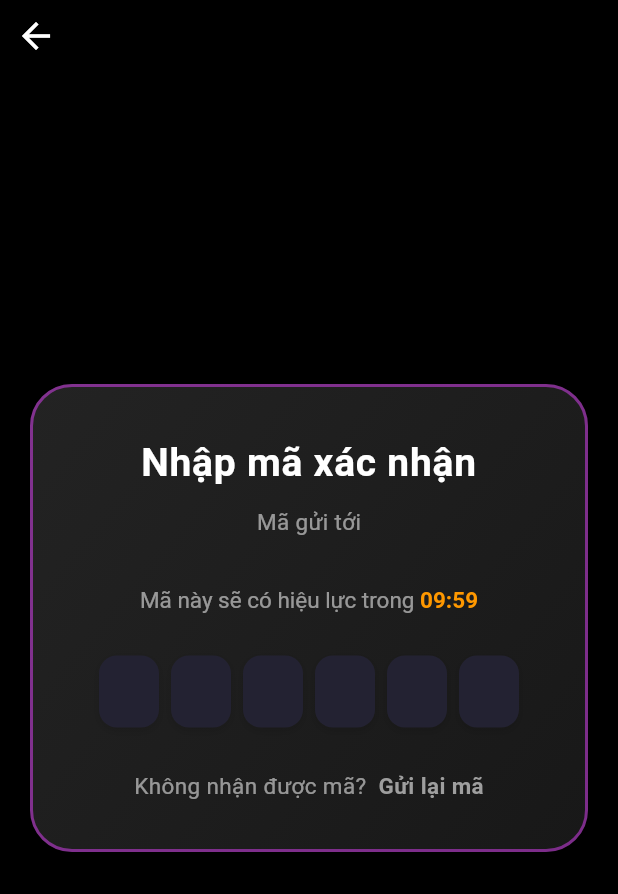
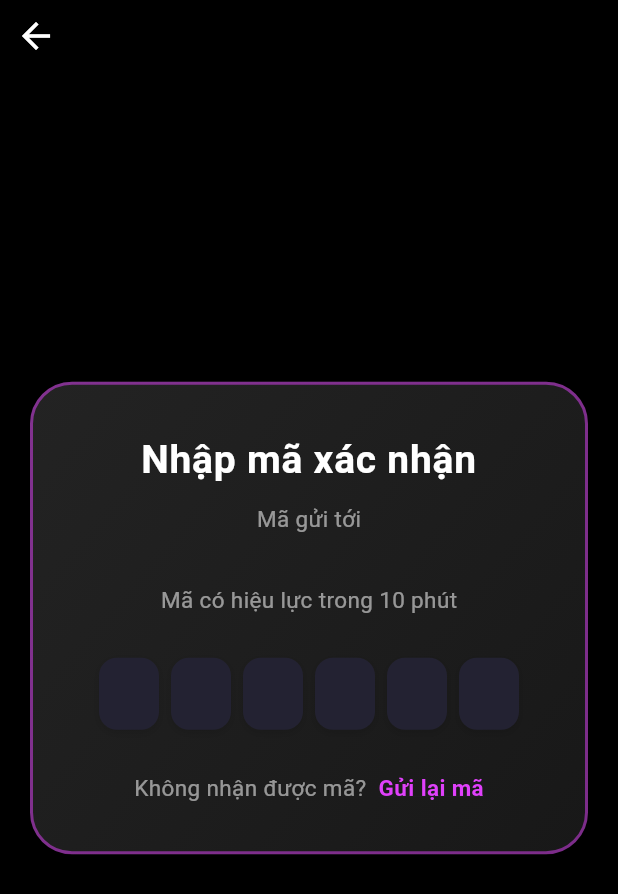
Before and after one commit to annguyen1407/DATN-GymForge, a Flutter app: the VerifyEmailScreen screen opened directly with empty values, on a phone screen of 412 x 824 dp. Shown: the top 894 px of the screen. Run offline on Flutter 3.47's test engine with Material 3 defaults, Android fonts, the phone set to English and light mode, and no system bars; our stand-ins replace percent_indicator, shared_preferences, table_calendar; accounts and stored records are empty.

Commit message:
Improve email verification UX and resend logic
Refactored the email verification screen to add a resend cooldown mechanism, limit resend attempts, and improve masked email display. Updated the success screen with clearer messaging and consistent button styling. Adjusted API service to accept both 200 and 201 status codes for OTP resend.

```diff
--- a/front-end-flutter/gym_app_v2/lib/screens/auth/signup/verify_email_screen.dart
+++ b/front-end-flutter/gym_app_v2/lib/screens/auth/signup/verify_email_screen.dart
@@ -17,16 +17,16 @@ class _VerifyEmailScreenState extends State<VerifyEmailScreen> {
     6,
     (_) => TextEditingController(),
   );
-  int _seconds = 600; // 10 phút
   late final String _maskedEmail;
-  String _timerText = '';
   bool _isResending = false;
   String? _error;
+  int _resendCooldown = 0;
+  String _cooldownText = '';
+  int _resendCount = 0;
 
   @override
   void initState() {
     super.initState();
-    _startTimer();
     _maskedEmail = _maskEmail(widget.email);
   }
 
@@ -41,47 +41,45 @@ class _VerifyEmailScreenState extends State<VerifyEmailScreen> {
     super.dispose();
   }
 
-  void _startTimer() {
-    _seconds = 600;
-    _timerText = _formatTime(_seconds);
+  String _maskEmail(String email) {
+    final parts = email.split('@');
+    if (parts.length != 2) return email;
+    final name = parts[0];
+    final maskedName = name.length <= 2
+        ? name[0] + '*'
+        : name.substring(0, 2) + '*' * (name.length - 2);
+    return '$maskedName@${parts[1]}';
+  }
+
+  String _formatTime(int seconds) {
+    final minutes = (seconds ~/ 60).toString().padLeft(2, '0');
+    final secs = (seconds % 60).toString().padLeft(2, '0');
+    return '$minutes:$secs';
+  }
+
+  void _startResendCooldown() {
+    setState(() {
+      _resendCooldown = 5; // đổi thành 5s để debug nhanh
+      _cooldownText = _formatTime(_resendCooldown);
+    });
     Future.doWhile(() async {
-      if (_seconds == 0) return false;
+      if (_resendCooldown == 0) return false;
       await Future.delayed(const Duration(seconds: 1));
       if (!mounted) return false;
       setState(() {
-        _seconds--;
-        _timerText = _formatTime(_seconds);
+        _resendCooldown--;
+        _cooldownText = _formatTime(_resendCooldown);
       });
-      return _seconds > 0;
+      return _resendCooldown > 0;
+    }).then((_) {
+      if (mounted) {
+        setState(() {
+          _resendCooldown = 0;
+          _cooldownText = '';
+          // _resendCount = 0; // Không reset nữa, mọi lần gửi tiếp theo đều phải chờ 5s
         });
       }
-
-  String _formatTime(int seconds) {
-    final m = (seconds ~/ 60).toString().padLeft(2, '0');
-    final s = (seconds % 60).toString().padLeft(2, '0');
-    return '$m:$s';
-  }
-
-  String _maskEmail(String email) {
-    final parts = email.split('@');
-    if (parts[0].length <= 2) return email;
-    final visible = parts[0].substring(0, 2);
-    final masked = '*' * (parts[0].length - 2);
-    return '$visible$masked@${parts[1]}';
-  }
-
-  void _onOtpChanged(int idx, String value) async {
-    if (value.length == 1 && idx < 5) {
-      _focusNodes[idx + 1].requestFocus();
-    }
-    if (value.isEmpty && idx > 0) {
-      _focusNodes[idx - 1].requestFocus();
-    }
-    // Tự động submit khi nhập đủ 6 số
-    final otp = _controllers.map((c) => c.text).join();
-    if (otp.length == 6 && otp.runes.every((r) => r >= 48 && r <= 57)) {
-      await _onSubmit();
-    }
+    });
   }
 
   Future<void> _onSubmit() async {
@@ -108,21 +106,54 @@ class _VerifyEmailScreenState extends State<VerifyEmailScreen> {
     }
   }
 
+  void _onOtpChanged(int idx, String value) async {
+    if (value.length == 1 && idx < 5) {
+      _focusNodes[idx + 1].requestFocus();
+    }
+    if (value.isEmpty && idx > 0) {
+      _focusNodes[idx - 1].requestFocus();
+    }
+    final otp = _controllers.map((c) => c.text).join();
+    if (otp.length == 6 && otp.runes.every((r) => r >= 48 && r <= 57)) {
+      await _onSubmit();
+    }
+  }
+
   void _onResend() async {
+    if (_resendCooldown > 0) return;
+    if (_resendCount < 3) {
       setState(() => _isResending = true);
       final ok = await ApiService.resendVerificationOTP(email: widget.email);
       setState(() => _isResending = false);
       if (ok) {
-      _startTimer();
-      setState(() => _error = null);
+        setState(() {
+          _error = null;
+          _resendCount++;
+        });
+        if (_resendCount == 3) {
+          _startResendCooldown();
+        }
       } else {
         setState(() => _error = 'Gửi lại mã thất bại, thử lại sau!');
+      }
+    } else {
+      // Đã bị tính spam, mỗi lần bấm đều phải chờ cooldown và đều call API
+      setState(() => _isResending = true);
+      final ok = await ApiService.resendVerificationOTP(email: widget.email);
+      setState(() => _isResending = false);
+      if (ok) {
+        setState(() {
+          _error = null;
+        });
+        _startResendCooldown();
+      } else {
+        setState(() => _error = 'Gửi lại mã thất bại, thử lại sau!');
+      }
     }
   }
 
   @override
   Widget build(BuildContext context) {
-    final theme = Theme.of(context);
     return Scaffold(
       backgroundColor: Colors.black,
       body: SafeArea(
@@ -199,23 +230,9 @@ class _VerifyEmailScreenState extends State<VerifyEmailScreen> {
                           ),
                         ),
                         const SizedBox(height: 8),
-                        RichText(
-                          text: TextSpan(
-                            text: 'Mã này sẽ có hiệu lực trong ',
-                            style: TextStyle(
-                              color: Colors.white54,
-                              fontSize: 15,
-                            ),
-                            children: [
-                              TextSpan(
-                                text: _formatTime(_seconds),
-                                style: TextStyle(
-                                  color: Colors.orange,
-                                  fontWeight: FontWeight.bold,
-                                ),
-                              ),
-                            ],
-                          ),
+                        const Text(
+                          'Mã có hiệu lực trong 10 phút',
+                          style: TextStyle(color: Colors.white54, fontSize: 15),
                         ),
                         const SizedBox(height: 28),
                         Row(
@@ -268,7 +285,6 @@ class _VerifyEmailScreenState extends State<VerifyEmailScreen> {
                             );
                           }),
                         ),
-                        // Hiển thị lỗi nếu có
                         if (_error != null) ...[
                           const SizedBox(height: 12),
                           Text(
@@ -293,24 +309,37 @@ class _VerifyEmailScreenState extends State<VerifyEmailScreen> {
                             ),
                             const SizedBox(width: 8),
                             GestureDetector(
-                              onTap: (_seconds == 0 && !_isResending)
-                                  ? _onResend
-                                  : null,
+                              onTap: (_isResending || _resendCooldown > 0)
+                                  ? null
+                                  : _onResend,
                               child: Text(
                                 _isResending ? 'Đang gửi lại...' : 'Gửi lại mã',
                                 style: TextStyle(
-                                  color: (_seconds == 0 && !_isResending)
-                                      ? Colors.purpleAccent
-                                      : Colors.grey,
+                                  color: (_isResending || _resendCooldown > 0)
+                                      ? Colors.grey
+                                      : Colors.purpleAccent,
                                   fontWeight: FontWeight.bold,
                                   fontSize: 15,
-                                  decoration: (_seconds == 0 && !_isResending)
-                                      ? TextDecoration.underline
-                                      : null,
+                                  decoration:
+                                      (_isResending || _resendCooldown > 0)
+                                      ? null
+                                      : TextDecoration.underline,
                                 ),
                               ),
                             ),
                           ],
+                        ),
+                        if (_resendCooldown > 0)
+                          Padding(
+                            padding: const EdgeInsets.only(top: 8.0),
+                            child: Text(
+                              'Bạn có thể gửi lại mã sau $_cooldownText',
+                              style: const TextStyle(
+                                color: Colors.orange,
+                                fontWeight: FontWeight.bold,
+                                fontSize: 15,
+                              ),
+                            ),
                           ),
                       ],
                     ),
--- a/front-end-flutter/gym_app_v2/lib/services/api_service.dart
+++ b/front-end-flutter/gym_app_v2/lib/services/api_service.dart
@@ -114,7 +114,7 @@ class ApiService {
         },
         body: jsonEncode({'email': email}),
       );
-      return response.statusCode == 200;
+      return response.statusCode == 200 || response.statusCode == 201;
     } catch (e) {
       return false;
     }
```
Also changed, not shown: front-end-flutter/gym_app_v2/lib/screens/auth/signup/verify_success_screen.dart (+6 -6 lines). Lines whose indentation alone changed are shown as unchanged.
